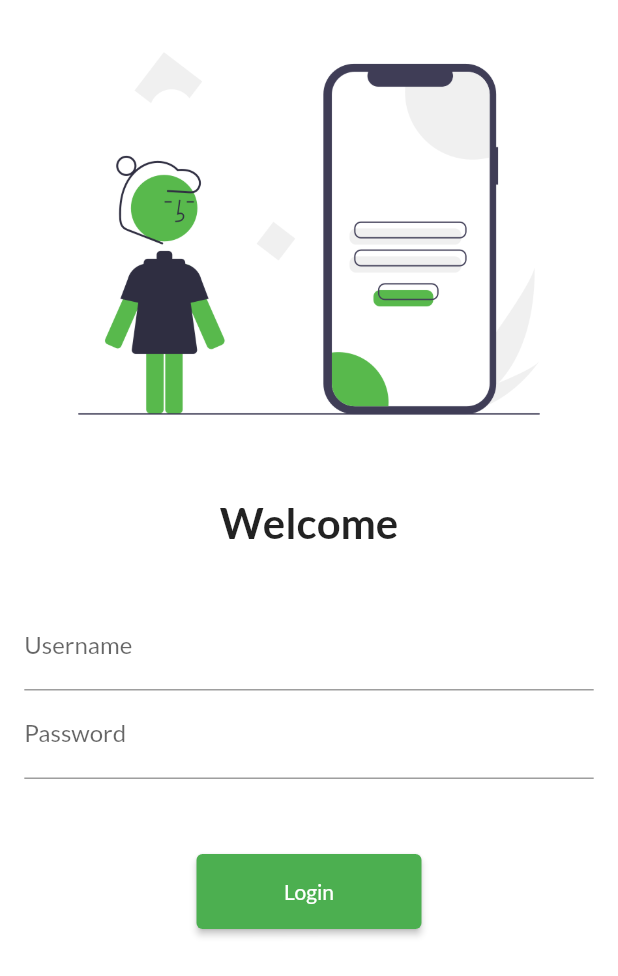
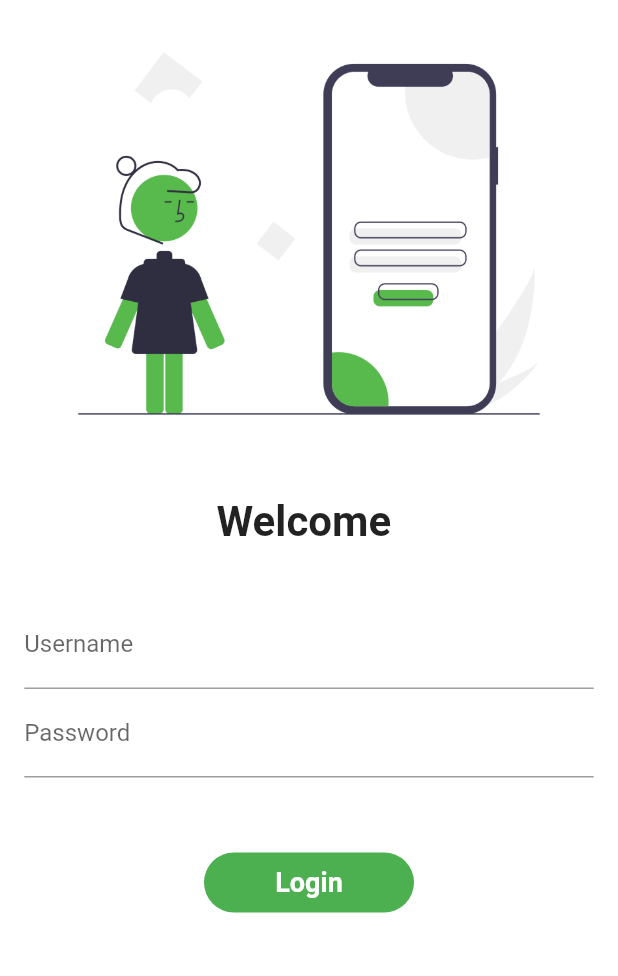
Before and after one commit to maskeyp/FlutterProject, a Flutter app: the screen it shows after launch, on a phone screen of 412 x 824 dp. Shown: the top 976 px of the screen. Run offline on Flutter 3.47's test engine with Material 2 defaults, Android fonts, the phone set to English and light mode, and no system bars.

Commit message:
day6 completed

```diff
--- a/lib/main.dart
+++ b/lib/main.dart
@@ -1,7 +1,6 @@
 import 'package:flutter/material.dart';
 import 'package:learning_flutter/pages/home_page.dart';
 import 'package:learning_flutter/pages/login_page.dart';
-import 'package:google_fonts/google_fonts.dart';
 import 'package:learning_flutter/utilities/routes.dart';
 
 void main() {
@@ -16,7 +15,6 @@ class MyApp extends StatelessWidget {
       themeMode: ThemeMode.light,
       theme: ThemeData(
         primarySwatch: Colors.green,
-        fontFamily: GoogleFonts.lato().fontFamily,
       ),
       debugShowCheckedModeBanner: false,
 
--- a/lib/pages/login_page.dart
+++ b/lib/pages/login_page.dart
@@ -1,7 +1,15 @@
 import 'package:flutter/material.dart';
 import 'package:learning_flutter/utilities/routes.dart';
 
-class LoginPage extends StatelessWidget {
+class LoginPage extends StatefulWidget {
+  @override
+  State<LoginPage> createState() => _LoginPageState();
+}
+
+class _LoginPageState extends State<LoginPage> {
+  String name = "";
+  bool changeButton = false;
+//Live Name Change part 1
   @override
   Widget build(BuildContext context) {
     return Material(
@@ -17,7 +25,7 @@ class LoginPage extends StatelessWidget {
               height: 20.0,
             ),
             Text(
-              "Welcome",
+              "Welcome $name",
               style: TextStyle(
                 fontSize: 28,
                 fontWeight: FontWeight.bold,
@@ -35,6 +43,11 @@ class LoginPage extends StatelessWidget {
                       hintText: "Enter Username",
                       labelText: "Username",
                     ),
+                    onChanged: (value) {
+                      //live Name change part 2
+                      name = value;
+                      setState(() {});
+                    },
                   ),
                   TextFormField(
                     obscureText: true,
@@ -46,13 +59,46 @@ class LoginPage extends StatelessWidget {
                   SizedBox(
                     height: 50.0,
                   ),
-                  ElevatedButton(
-                    child: Text("Login"),
-                    style: TextButton.styleFrom(minimumSize: Size(150, 50)),
-                    onPressed: () {
+                  //login button
+                  InkWell(
+                    onTap: () async {
+                      setState(() {
+                        changeButton = true;
+                      });
+                      await Future.delayed(Duration(seconds: 1));
                       Navigator.pushNamed(context, MyRoutes.homeRoute);
                     },
+                    child: AnimatedContainer(
+                      duration: Duration(seconds: 1),
+                      width: changeButton ? 50 : 140,
+                      height: 40,
+                      alignment: Alignment.center,
+                      child: changeButton
+                          ? Icon(
+                              Icons.done,
+                              color: Colors.white,
+                            )
+                          : Text(
+                              "Login",
+                              style: TextStyle(
+                                  color: Colors.white,
+                                  fontWeight: FontWeight.bold,
+                                  fontSize: 18),
+                            ),
+                      decoration: BoxDecoration(
+                          color: Colors.green,
+                          borderRadius:
+                              BorderRadius.circular(changeButton ? 20 : 20)),
+                    ),
                   ),
+
+                  //   ElevatedButton(
+                  //     child: Text("Login"),
+                  //     style: TextButton.styleFrom(minimumSize: Size(150, 50)),
+                  //     onPressed: () {
+                  //       Navigator.pushNamed(context, MyRoutes.homeRoute);
+                  //     },
+                  //   ),
                 ],
               ),
             )
```
